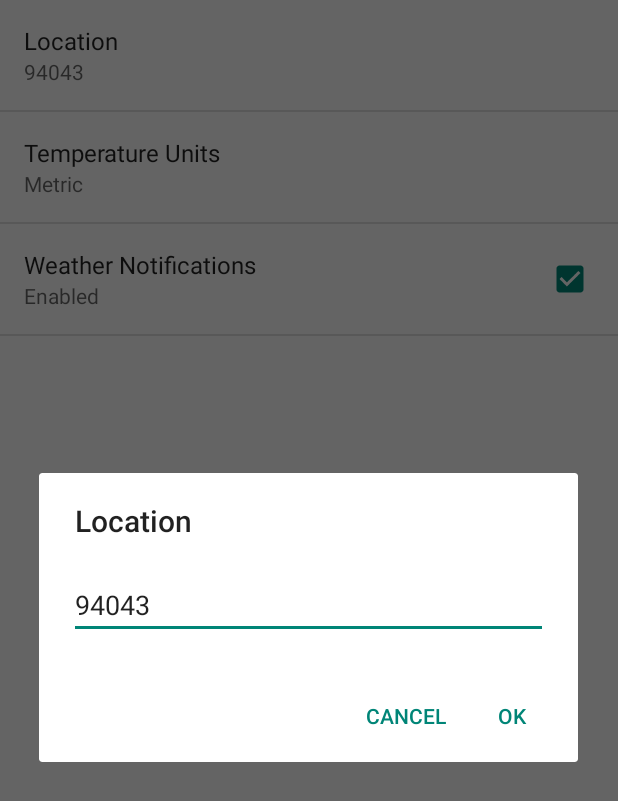
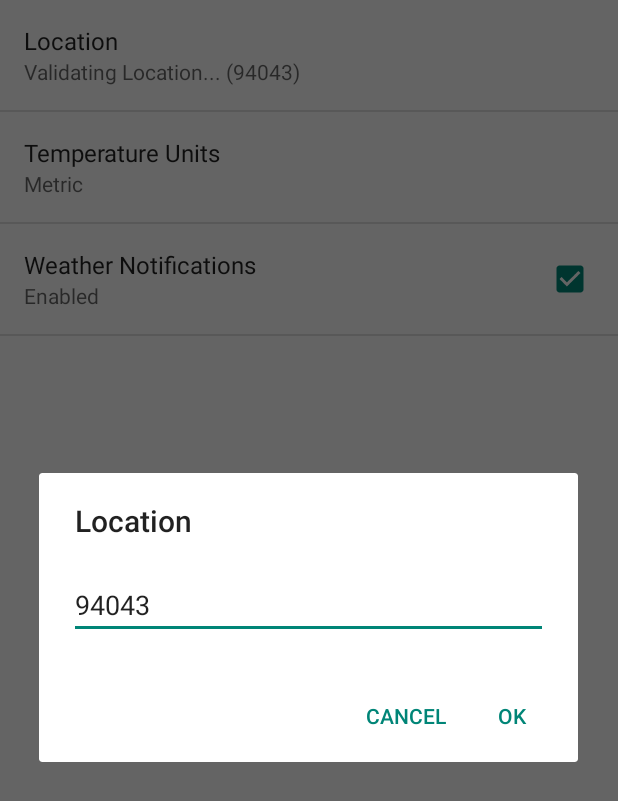
Before and after one commit to WanderleiSantos/Sunshine, an Android app: the SettingsActivity screen opened directly, with no data from a screen before it, after a tap on "Location", on a phone screen of 412 x 824 dp. Shown: the top 801 px of the screen. Run offline under Robolectric (Android 15) with nearby library versions, the phone set to English and light mode, and no system bars.

Commit message:
Finalizando

```diff
--- /dev/null
+++ b/app/src/main/java/app/com/example/android/sunshine/LocationEditTextPreference.java
@@ -0,0 +1,73 @@
+package app.com.example.android.sunshine;
+
+import android.app.Dialog;
+import android.content.Context;
+import android.content.res.TypedArray;
+import android.os.Bundle;
+import android.preference.EditTextPreference;
+import android.support.v7.app.AlertDialog;
+import android.text.Editable;
+import android.text.TextWatcher;
+import android.util.AttributeSet;
+import android.widget.Button;
+import android.widget.EditText;
+
+/**
+ * Created by Wanderlei Santos on 16/09/2016.
+ */
+public class LocationEditTextPreference extends EditTextPreference {
+
+    static final private int DEFAULT_MINIMUM_LOCATION_LENGTH = 2;
+    private int mMinLength;
+
+    public LocationEditTextPreference(Context context, AttributeSet attrs) {
+        super(context, attrs);
+        TypedArray a = context.getTheme().obtainStyledAttributes(
+                attrs,
+                R.styleable.LocationEditTextPreference,
+                0, 0);
+        try {
+            mMinLength = a.getInteger(R.styleable.LocationEditTextPreference_minLength, DEFAULT_MINIMUM_LOCATION_LENGTH);
+        } finally {
+            a.recycle();
+        }
+    }
+
+    @Override
+    protected void showDialog(Bundle state) {
+        super.showDialog(state);
+
+        EditText et = getEditText();
+        et.addTextChangedListener(new TextWatcher() {
+
+
+            @Override
+            public void beforeTextChanged(CharSequence s, int start, int count, int after) {
+
+            }
+
+            @Override
+            public void onTextChanged(CharSequence s, int start, int before, int count) {
+
+            }
+
+            @Override
+            public void afterTextChanged(Editable s) {
+                Dialog d = getDialog();
+                if (d instanceof AlertDialog) {
+                    AlertDialog dialog = (AlertDialog) d;
+                    Button positiveButton = dialog.getButton(AlertDialog.BUTTON_POSITIVE);
+                    // Check if the EditText is empty
+                    if (s.length() < mMinLength) {
+                        // Disable OK button
+                        positiveButton.setEnabled(false);
+                    } else {
+                        // Re-enable the button.
+                        positiveButton.setEnabled(true);
+                    }
+                }
+            }
+        });
+    }
+
+}
--- a/app/src/main/java/app/com/example/android/sunshine/SettingsActivity.java
+++ b/app/src/main/java/app/com/example/android/sunshine/SettingsActivity.java
@@ -64,15 +64,28 @@ public class SettingsActivity extends PreferenceActivity
         String key = preference.getKey();
 
         if (preference instanceof ListPreference) {
-            // For list preferences, look up the correct display value in
-            // the preference's 'entries' list (since they have separate labels/values).
+
             ListPreference listPreference = (ListPreference) preference;
             int prefIndex = listPreference.findIndexOfValue(stringValue);
             if (prefIndex >= 0) {
                 preference.setSummary(listPreference.getEntries()[prefIndex]);
             }
+        } else if (key.equals(getString(R.string.pref_location_key))) {
+            @SunshineSyncAdapter.LocationStatus int status = Utility.getLocationStatus(this);
+            switch (status) {
+                case SunshineSyncAdapter.LOCATION_STATUS_OK:
+                    preference.setSummary(stringValue);
+                    break;
+                case SunshineSyncAdapter.LOCATION_STATUS_UNKNOWN:
+                    preference.setSummary(getString(R.string.pref_location_unknown_description, value.toString()));
+                    break;
+                case SunshineSyncAdapter.LOCATION_STATUS_INVALID:
+                    preference.setSummary(getString(R.string.pref_location_error_description, value.toString()));
+                    break;
+                default:
+                    preference.setSummary(stringValue);
+            }
         } else {
-            // For other preferences, set the summary to the value's simple string representation.
             preference.setSummary(stringValue);
         }
     }
--- /dev/null
+++ b/app/src/main/res/values/attrs.xml
@@ -0,0 +1,6 @@
+<?xml version="1.0" encoding="utf-8"?>
+<resources>
+    <declare-styleable name="LocationEditTextPreference">
+        <attr name="minLength" format="integer" />
+    </declare-styleable>
+</resources>
--- a/app/src/main/res/values/strings.xml
+++ b/app/src/main/res/values/strings.xml
@@ -25,6 +25,8 @@
     <string name="pref_units_key" translatable="false">units</string>
     <string name="pref_units_metric" translatable="false">metric</string>
     <string name="pref_units_imperial" translatable="false">imperial</string>
+    <string name="pref_location_error_description">Invalid Location (<xliff:g id="location_setting">%1$s</xliff:g>)"</string>
+    <string name="pref_location_unknown_description">Validating Location... (<xliff:g id="location_setting">%1$s</xliff:g>)"</string>
 
 
     <string name="today">Today</string>
--- a/app/src/main/res/xml/pref_general.xml
+++ b/app/src/main/res/xml/pref_general.xml
@@ -1,14 +1,16 @@
 <?xml version="1.0" encoding="utf-8"?>
 <PreferenceScreen xmlns:android="http://schemas.android.com/apk/res/android"
+    xmlns:custom="http://schemas.android.com/apk/res/app.com.example.android.sunshine"
     android:layout_width="match_parent"
     android:layout_height="match_parent">
 
-    <EditTextPreference
+    <app.com.example.android.sunshine.LocationEditTextPreference
         android:title="@string/pref_location_label"
         android:key="@string/pref_location_key"
         android:defaultValue="@string/pref_location_default"
         android:inputType="text"
-        android:singleLine="true" />
+        android:singleLine="true"
+        custom:minLength="3"/>
 
     <ListPreference
         android:title="@string/pref_units_label"
```
